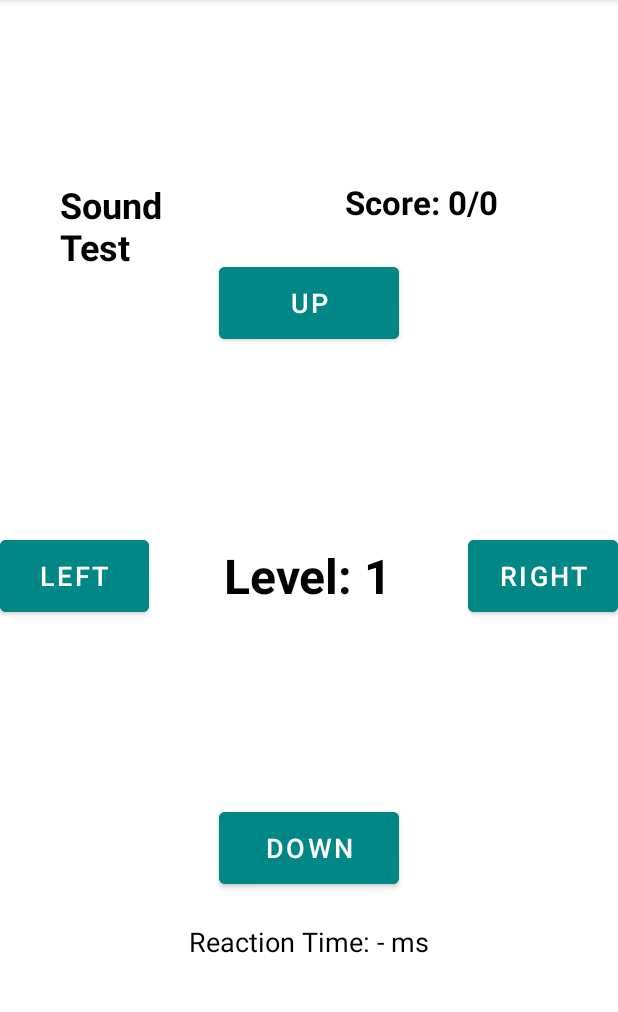
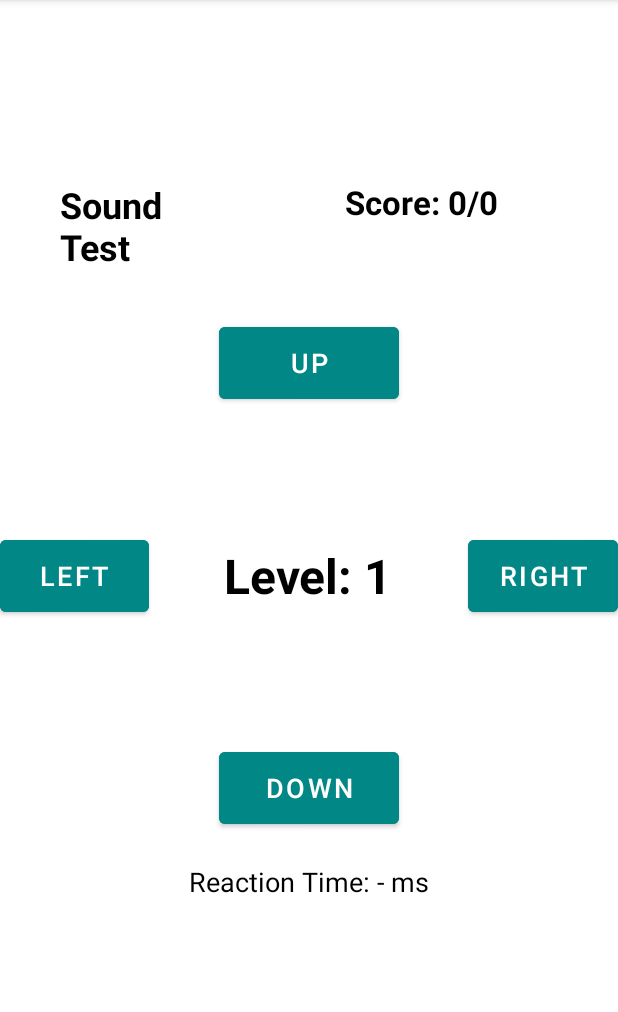
Before and after one commit to QudahM/ProjectApp, an Android app: the SoundTestActivity screen opened directly, with no data from a screen before it, on a phone screen of 412 x 824 dp, the part 84-1096 px from its top. Run offline under Robolectric (Android 15) with nearby library versions, the light colour scheme and no system bars.

Commit message:
fixed xml

```diff
--- a/app/src/main/res/layout/activity_sound_test.xml
+++ b/app/src/main/res/layout/activity_sound_test.xml
@@ -69,12 +69,12 @@
         android:textColor="#FFFFFF"
         android:layout_above="@id/text_level"
         android:layout_centerHorizontal="true"
-        android:layout_marginBottom="130dp" />
+        android:layout_marginBottom="90dp" />
 
     <!-- Left Button -->
     <Button
         android:id="@+id/btn_left"
-        android:layout_width="120dp"
+        android:layout_width="match_parent"
         android:layout_height="60dp"
         android:text="LEFT"
         android:textSize="18sp"
@@ -87,7 +87,7 @@
     <!-- Right Button -->
     <Button
         android:id="@+id/btn_right"
-        android:layout_width="120dp"
+        android:layout_width="match_parent"
         android:layout_height="60dp"
         android:text="RIGHT"
         android:textSize="18sp"
@@ -108,7 +108,7 @@
         android:textColor="#FFFFFF"
         android:layout_below="@id/text_level"
         android:layout_centerHorizontal="true"
-        android:layout_marginTop="130dp" />
+        android:layout_marginTop="90dp" />
 
     <TextView
         android:id="@+id/resultText"
```
